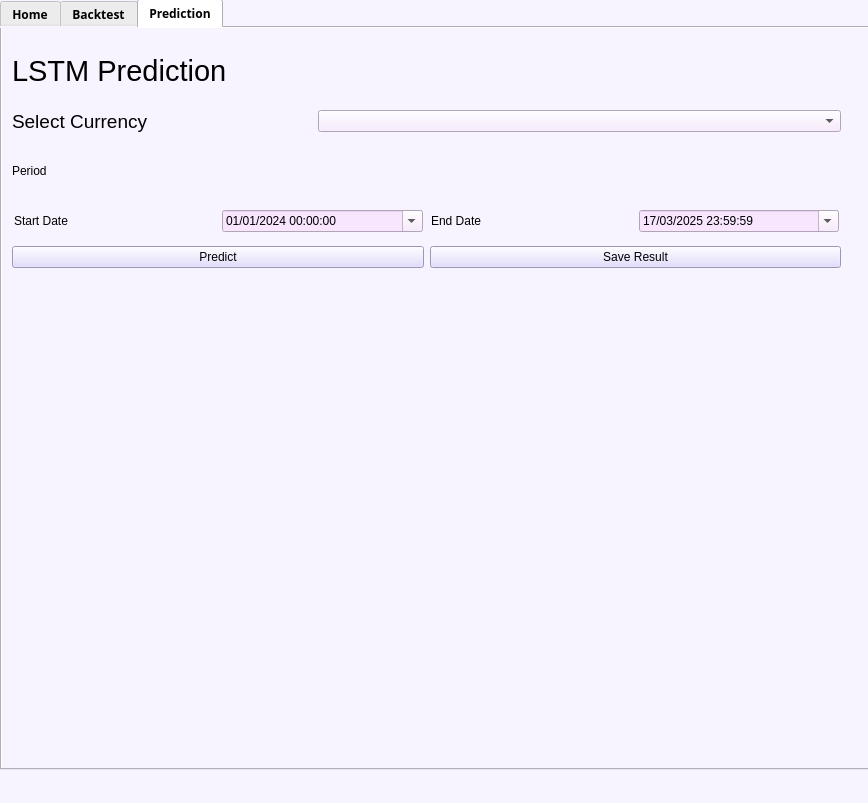
First picture: the form in UI/MainWindow.ui, repository LeeMinNguyeen/ML-final, before the edit.
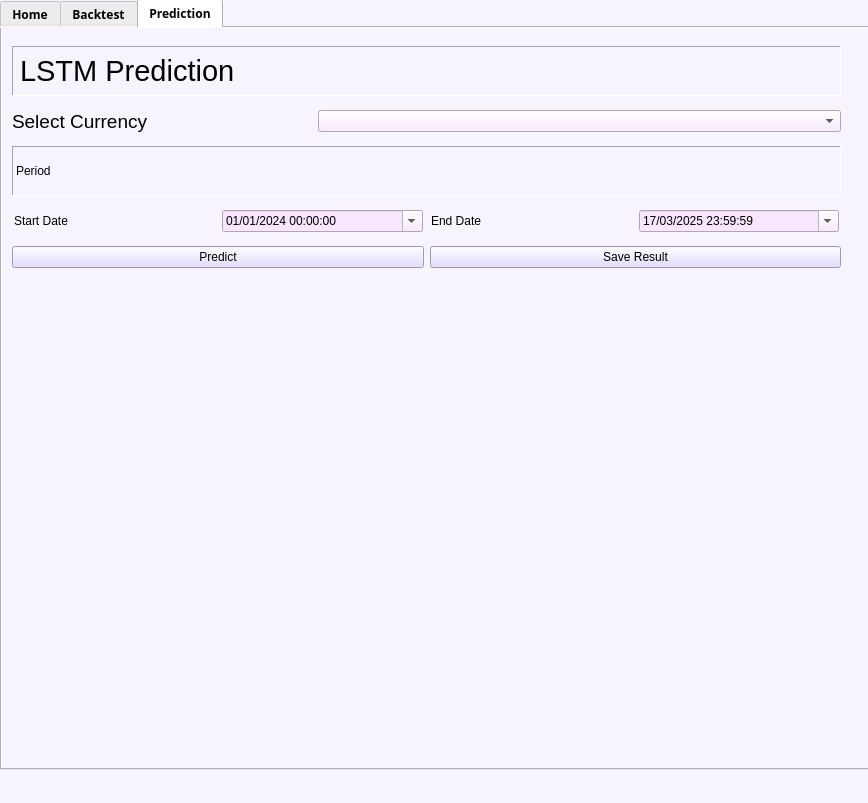
Second picture: the form after the edit. The open tabs and pages were chosen to show the change. Icons and pictures are not drawn.

What changed in the file:
```diff
--- a/UI/MainWindow.ui
+++ b/UI/MainWindow.ui
@@ -789,6 +789,12 @@
 
 </string>
          </property>
+         <property name="frameShape">
+          <enum>QFrame::Panel</enum>
+         </property>
+         <property name="frameShadow">
+          <enum>QFrame::Sunken</enum>
+         </property>
          <property name="text">
           <string>LSTM Prediction</string>
          </property>
@@ -863,6 +869,12 @@
     background-color: transparent; /* Hoặc đặt màu nền khác nếu cần */
 }</string>
          </property>
+         <property name="frameShape">
+          <enum>QFrame::Panel</enum>
+         </property>
+         <property name="frameShadow">
+          <enum>QFrame::Sunken</enum>
+         </property>
          <property name="text">
           <string>Period</string>
          </property>
```
Left out of the diff: 31 changed lines with no effect on the pictures.
